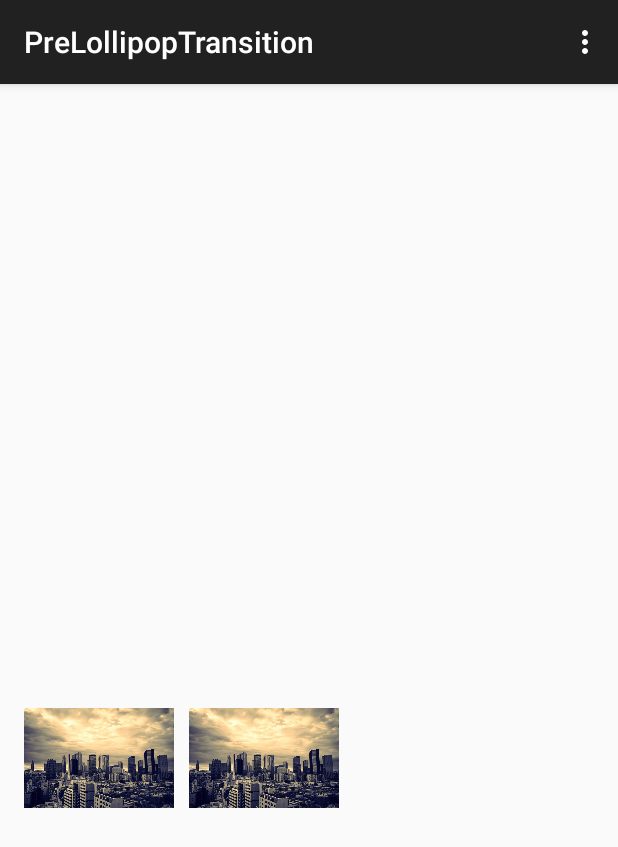
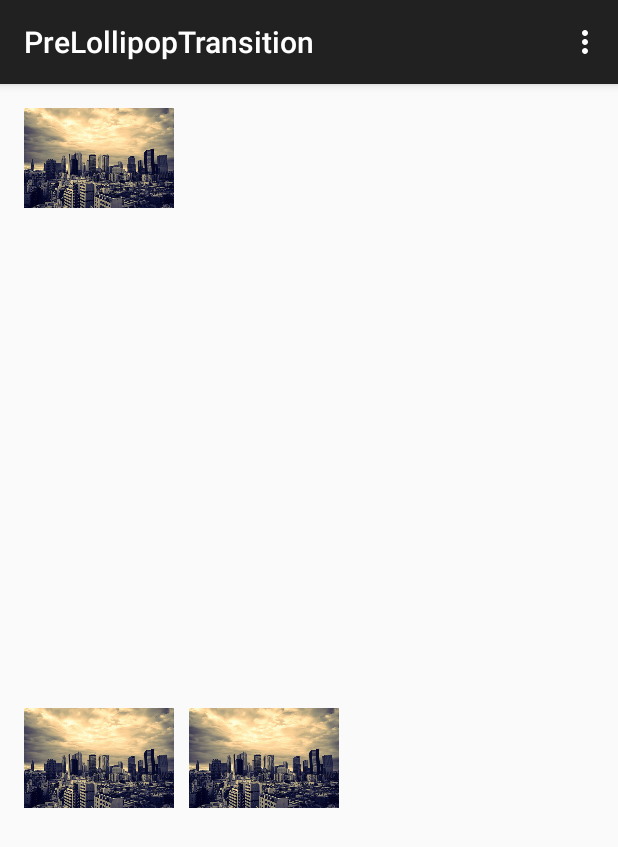
Before and after one commit to takahirom/PreLollipopTransition, an Android app: the screen it shows after launch (MainActivity), on a phone screen of 412 x 824 dp. Shown: the top 847 px of the screen. Run offline under Robolectric (Android 15) with nearby library versions, the phone set to English and light mode, and no system bars.

Commit message:
add normal v4 Fragment in sample

```diff
--- a/sample-app/build.gradle
+++ b/sample-app/build.gradle
@@ -23,4 +23,5 @@ dependencies {
     compile project(":pre-lollipop-activity-transition")
     compile fileTree(dir: 'libs', include: ['*.jar'])
     compile 'com.android.support:appcompat-v7:22.0.+'
+    compile 'com.android.support:support-v4:+'
 }
--- a/sample-app/src/main/java/com/kogitune/prelollipoptransition/MainActivity.java
+++ b/sample-app/src/main/java/com/kogitune/prelollipoptransition/MainActivity.java
@@ -9,6 +9,7 @@ import android.view.MenuItem;
 import android.view.View;
 
 import com.kogitune.activity_transition.ActivityTransitionLauncher;
+import com.kogitune.prelollipoptransition.fragment.StartFragment;
 
 
 public class MainActivity extends ActionBarActivity {
@@ -33,6 +34,13 @@ public class MainActivity extends ActionBarActivity {
                 ActivityTransitionLauncher.with(MainActivity.this).image(BitmapFactory.decodeResource(getResources(), R.drawable.photo)).from(v).launch(intent);
             }
         });
+
+        if (savedInstanceState == null) {
+            getSupportFragmentManager()
+                    .beginTransaction()
+                    .add(R.id.content, new StartFragment())
+                    .commit();
+        }
     }
 
 
--- /dev/null
+++ b/sample-app/src/main/java/com/kogitune/prelollipoptransition/fragment/StartFragment.java
@@ -0,0 +1,26 @@
+package com.kogitune.prelollipoptransition.fragment;
+
+import android.os.Bundle;
+import android.support.v4.app.Fragment;
+import android.view.LayoutInflater;
+import android.view.View;
+import android.view.ViewGroup;
+
+import com.kogitune.prelollipoptransition.R;
+
+/**
+ * Created by takam on 2015/05/16.
+ */
+public class StartFragment extends Fragment {
+    @Override
+    public View onCreateView(LayoutInflater inflater, ViewGroup container, Bundle savedInstanceState) {
+        View v = inflater.inflate(R.layout.fragment_start, container, false);
+        v.setOnClickListener(new View.OnClickListener() {
+            @Override
+            public void onClick(View view) {
+                getFragmentManager().beginTransaction().replace(R.id.content, new EndFragment()).addToBackStack(null).commit();
+            }
+        });
+        return v;
+    }
+}
--- a/sample-app/src/main/res/layout/activity_main.xml
+++ b/sample-app/src/main/res/layout/activity_main.xml
@@ -8,9 +8,15 @@
     android:paddingTop="@dimen/activity_vertical_margin"
     tools:context=".MainActivity">
 
+
     <FrameLayout
         android:layout_width="wrap_content"
         android:layout_height="wrap_content">
+
+        <FrameLayout
+            android:id="@+id/content"
+            android:layout_width="fill_parent"
+            android:layout_height="fill_parent" />
 
         <ImageView
             android:id="@+id/imageView"
--- /dev/null
+++ b/sample-app/src/main/res/layout/fragment_start.xml
@@ -0,0 +1,16 @@
+<?xml version="1.0" encoding="utf-8"?>
+<RelativeLayout xmlns:android="http://schemas.android.com/apk/res/android"
+    android:layout_width="match_parent"
+    android:layout_height="match_parent">
+
+    <ImageView
+        android:id="@+id/imageView"
+        android:layout_width="100dp"
+        android:layout_height="wrap_content"
+        android:layout_alignParentLeft="true"
+        android:layout_centerVertical="true"
+        android:adjustViewBounds="true"
+        android:src="@drawable/photo"
+        android:scaleType="fitStart" />
+
+</RelativeLayout>
```
Also changed, not shown: sample-app/src/main/java/com/kogitune/prelollipoptransition/fragment/EndFragment.java (added, +21 -0 lines), sample-app/src/main/res/layout/fragment_end.xml (added, +16 -0 lines).
